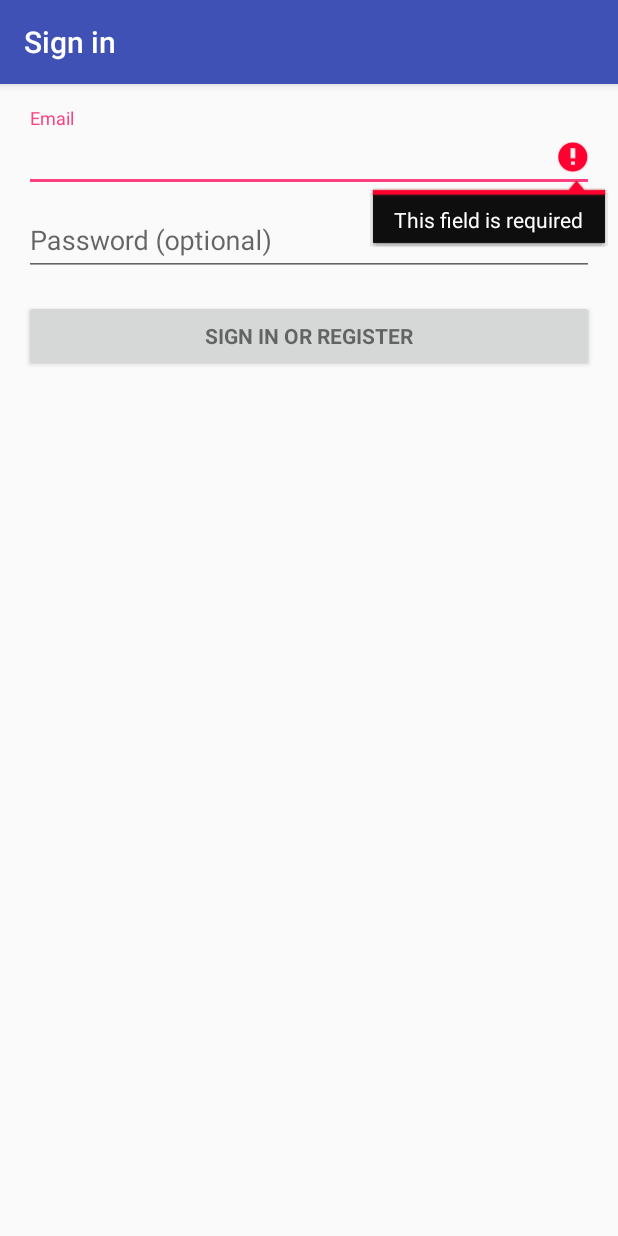
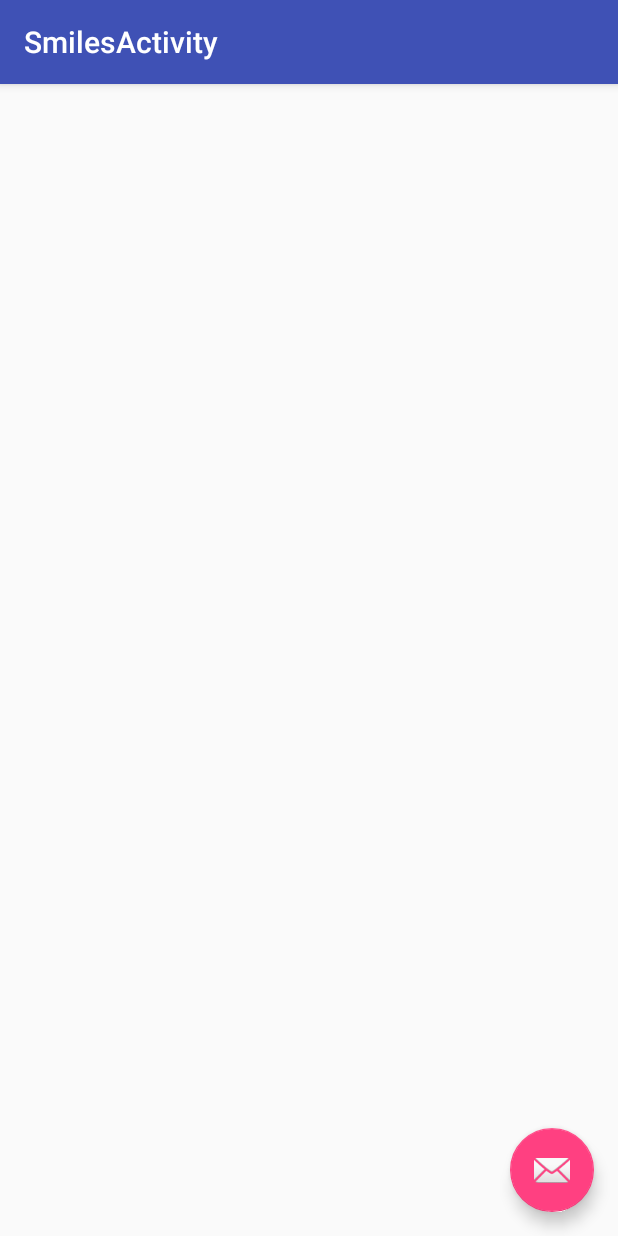
Before and after one commit to skytreader/nefarious-smiles, an Android app: the LoginActivity screen opened directly, with no data from a screen before it, after a tap on "SIGN IN OR REGISTER", on a phone screen of 412 x 824 dp. Run offline under Robolectric (Android 15) with nearby library versions, the phone set to English and light mode, and no system bars; 2 statements that could not run were skipped.

Commit message:
Flow into main app activity.

```diff
--- a/app/src/main/AndroidManifest.xml
+++ b/app/src/main/AndroidManifest.xml
@@ -19,10 +19,11 @@
         android:theme="@style/AppTheme" >
         <meta-data
             android:name="com.obt.sdk.ApplicationId"
-            android:value="@string/obt_sdk_app_id"></meta-data>
+            android:value="@string/obt_sdk_app_id" />
         <meta-data
             android:name="com.obt.sdk.ApplicationKey"
-            android:value="@string/obt_sdk_app_key"></meta-data>
+            android:value="@string/obt_sdk_app_key" />
+
         <activity
             android:name=".SplashActivity"
             android:configChanges="orientation|keyboardHidden|screenSize"
@@ -38,6 +39,11 @@
             android:name=".LoginActivity"
             android:label="@string/title_activity_login" >
         </activity>
+        <activity
+            android:name=".SmilesActivity"
+            android:label="@string/title_activity_smiles"
+            android:theme="@style/AppTheme.NoActionBar" >
+        </activity>
     </application>
 
 </manifest>
--- a/app/src/main/java/net/skytreader/kode/smiles/LoginActivity.java
+++ b/app/src/main/java/net/skytreader/kode/smiles/LoginActivity.java
@@ -3,6 +3,7 @@ package net.skytreader.kode.smiles;
 import android.animation.Animator;
 import android.animation.AnimatorListenerAdapter;
 import android.annotation.TargetApi;
+import android.content.Intent;
 import android.content.pm.PackageManager;
 import android.support.annotation.NonNull;
 import android.support.design.widget.Snackbar;
@@ -87,6 +88,8 @@ public class LoginActivity extends AppCompatActivity implements LoaderCallbacks<
             @Override
             public void onClick(View view) {
                 attemptLogin();
+                Intent smiles = new Intent(LoginActivity.this, SmilesActivity.class);
+                startActivity(smiles);
             }
         });
 
--- /dev/null
+++ b/app/src/main/java/net/skytreader/kode/smiles/SmilesActivity.java
@@ -0,0 +1,29 @@
+package net.skytreader.kode.smiles;
+
+import android.os.Bundle;
+import android.support.design.widget.FloatingActionButton;
+import android.support.design.widget.Snackbar;
+import android.support.v7.app.AppCompatActivity;
+import android.support.v7.widget.Toolbar;
+import android.view.View;
+
+public class SmilesActivity extends AppCompatActivity {
+
+    @Override
+    protected void onCreate(Bundle savedInstanceState) {
+        super.onCreate(savedInstanceState);
+        setContentView(R.layout.activity_smiles);
+        Toolbar toolbar = (Toolbar) findViewById(R.id.toolbar);
+        setSupportActionBar(toolbar);
+
+        FloatingActionButton fab = (FloatingActionButton) findViewById(R.id.fab);
+        fab.setOnClickListener(new View.OnClickListener() {
+            @Override
+            public void onClick(View view) {
+                Snackbar.make(view, "Replace with your own action", Snackbar.LENGTH_LONG)
+                        .setAction("Action", null).show();
+            }
+        });
+    }
+
+}
--- a/app/src/main/java/net/skytreader/kode/smiles/SplashActivity.java
+++ b/app/src/main/java/net/skytreader/kode/smiles/SplashActivity.java
@@ -151,6 +151,7 @@ public class SplashActivity extends AppCompatActivity {
     }
 
     public void toSignUp(View v){
+        Intent testIntent = new Intent(this, LoginActivity.class);
 
     }
 
--- /dev/null
+++ b/app/src/main/res/layout/activity_smiles.xml
@@ -0,0 +1,25 @@
+<?xml version="1.0" encoding="utf-8"?>
+<android.support.design.widget.CoordinatorLayout
+    xmlns:android="http://schemas.android.com/apk/res/android"
+    xmlns:app="http://schemas.android.com/apk/res-auto"
+    xmlns:tools="http://schemas.android.com/tools" android:layout_width="match_parent"
+    android:layout_height="match_parent" android:fitsSystemWindows="true"
+    tools:context="net.skytreader.kode.smiles.SmilesActivity">
+
+    <android.support.design.widget.AppBarLayout android:layout_height="wrap_content"
+        android:layout_width="match_parent" android:theme="@style/AppTheme.AppBarOverlay">
+
+        <android.support.v7.widget.Toolbar android:id="@+id/toolbar"
+            android:layout_width="match_parent" android:layout_height="?attr/actionBarSize"
+            android:background="?attr/colorPrimary" app:popupTheme="@style/AppTheme.PopupOverlay" />
+
+    </android.support.design.widget.AppBarLayout>
+
+    <include layout="@layout/content_smiles" />
+
+    <android.support.design.widget.FloatingActionButton android:id="@+id/fab"
+        android:layout_width="wrap_content" android:layout_height="wrap_content"
+        android:layout_gravity="bottom|end" android:layout_margin="@dimen/fab_margin"
+        android:src="@android:drawable/ic_dialog_email" />
+
+</android.support.design.widget.CoordinatorLayout>
--- /dev/null
+++ b/app/src/main/res/layout/content_smiles.xml
@@ -0,0 +1,13 @@
+<?xml version="1.0" encoding="utf-8"?>
+<RelativeLayout xmlns:android="http://schemas.android.com/apk/res/android"
+    xmlns:tools="http://schemas.android.com/tools"
+    xmlns:app="http://schemas.android.com/apk/res-auto" android:layout_width="match_parent"
+    android:layout_height="match_parent" android:paddingLeft="@dimen/activity_horizontal_margin"
+    android:paddingRight="@dimen/activity_horizontal_margin"
+    android:paddingTop="@dimen/activity_vertical_margin"
+    android:paddingBottom="@dimen/activity_vertical_margin"
+    app:layout_behavior="@string/appbar_scrolling_view_behavior"
+    tools:showIn="@layout/activity_smiles"
+    tools:context="net.skytreader.kode.smiles.SmilesActivity">
+
+</RelativeLayout>
--- /dev/null
+++ b/app/src/main/res/values-v21/styles.xml
@@ -0,0 +1,8 @@
+<resources>>
+    <style name="AppTheme.NoActionBar">
+        <item name="windowActionBar">false</item>
+        <item name="windowNoTitle">true</item>
+        <item name="android:windowDrawsSystemBarBackgrounds">true</item>
+        <item name="android:statusBarColor">@android:color/transparent</item>
+    </style>
+</resources>
--- /dev/null
+++ b/app/src/main/res/values-w820dp/dimens.xml
@@ -0,0 +1,6 @@
+<resources>
+    <!-- Example customization of dimensions originally defined in res/values/dimens.xml
+         (such as screen margins) for screens with more than 820dp of available width. This
+         would include 7" and 10" devices in landscape (~960dp and ~1280dp respectively). -->
+    <dimen name="activity_horizontal_margin">64dp</dimen>
+</resources>
--- a/app/src/main/res/values/dimens.xml
+++ b/app/src/main/res/values/dimens.xml
@@ -4,4 +4,5 @@
     <!-- Default screen margins, per the Android Design guidelines. -->
     <dimen name="activity_horizontal_margin">16dp</dimen>
     <dimen name="activity_vertical_margin">16dp</dimen>
+    <dimen name="fab_margin">16dp</dimen>
 </resources>
--- a/app/src/main/res/values/strings.xml
+++ b/app/src/main/res/values/strings.xml
@@ -22,4 +22,5 @@
     <string name="permission_rationale">"Contacts permissions are needed for providing email
         completions."
     </string>
+    <string name="title_activity_smiles">SmilesActivity</string>
 </resources>
--- a/app/src/main/res/values/styles.xml
+++ b/app/src/main/res/values/styles.xml
@@ -19,5 +19,11 @@
     <style name="FullscreenActionBarStyle" parent="Widget.AppCompat.ActionBar">
         <item name="android:background">@color/black_overlay</item>
     </style>
+    <style name="AppTheme.NoActionBar">
+        <item name="windowActionBar">false</item>
+        <item name="windowNoTitle">true</item>
+    </style>
+    <style name="AppTheme.AppBarOverlay" parent="ThemeOverlay.AppCompat.Dark.ActionBar" />
+    <style name="AppTheme.PopupOverlay" parent="ThemeOverlay.AppCompat.Light" />
 
 </resources>
```
